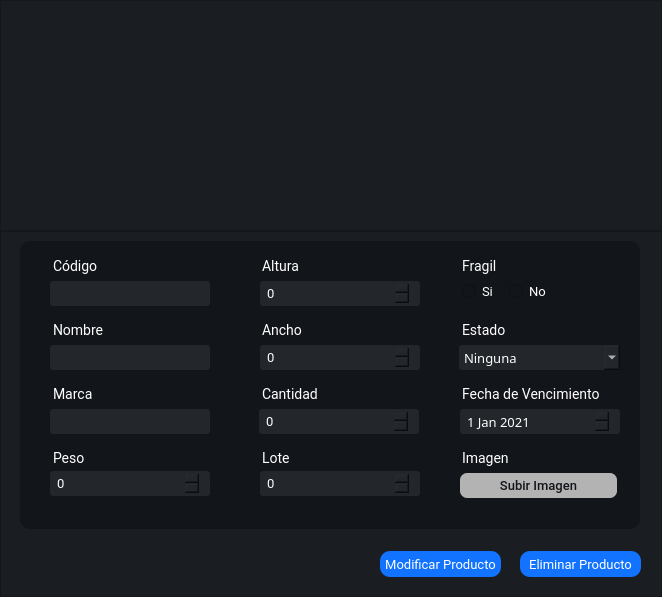
Above: Interfaces/main/bm_producto_ui.ui from juanignaciocansillieri/Proyecto-Final before the change. Below: the same form after it.
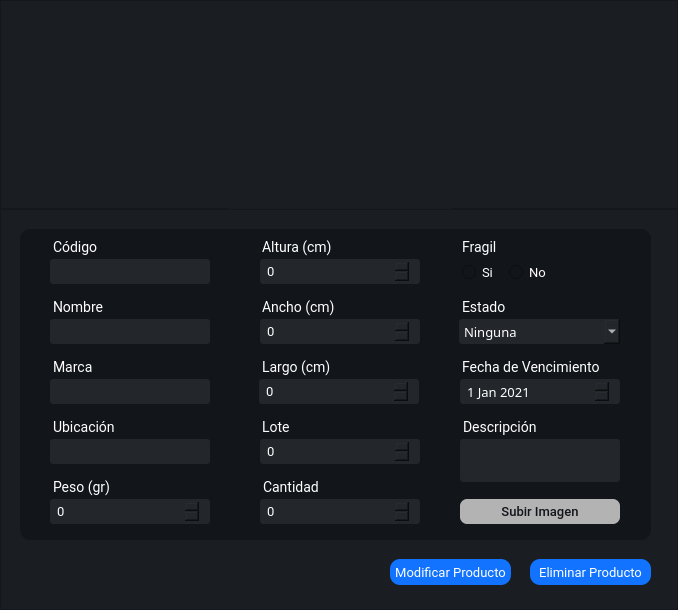
That is the form after the change. Icons and pictures are not drawn.

```diff
--- a/Interfaces/main/bm_producto_ui.ui
+++ b/Interfaces/main/bm_producto_ui.ui
@@ -6,8 +6,8 @@
    <rect>
     <x>0</x>
     <y>0</y>
-    <width>662</width>
-    <height>597</height>
+    <width>678</width>
+    <height>610</height>
    </rect>
   </property>
   <property name="windowTitle">
@@ -41,7 +41,7 @@
       <property name="maximumSize">
        <size>
         <width>16777215</width>
-        <height>231</height>
+        <height>209</height>
        </size>
       </property>
       <property name="styleSheet">
@@ -57,9 +57,9 @@
        <property name="geometry">
         <rect>
          <x>230</x>
-         <y>20</y>
+         <y>30</y>
          <width>221</width>
-         <height>201</height>
+         <height>181</height>
         </rect>
        </property>
        <property name="text">
@@ -102,15 +102,15 @@
        <property name="geometry">
         <rect>
          <x>20</x>
-         <y>10</y>
-         <width>620</width>
-         <height>288</height>
+         <y>20</y>
+         <width>631</width>
+         <height>311</height>
         </rect>
        </property>
        <property name="maximumSize">
         <size>
          <width>16777215</width>
-         <height>314</height>
+         <height>400</height>
         </size>
        </property>
        <property name="styleSheet">
@@ -128,7 +128,7 @@
         <property name="geometry">
          <rect>
           <x>429</x>
-          <y>71</y>
+          <y>60</y>
           <width>57</width>
           <height>27</height>
          </rect>
@@ -162,7 +162,7 @@
         <property name="geometry">
          <rect>
           <x>429</x>
-          <y>7</y>
+          <y>0</y>
           <width>56</width>
           <height>27</height>
          </rect>
@@ -192,45 +192,11 @@
          <string>Fragil</string>
         </property>
        </widget>
-       <widget class="QLabel" name="label_21">
-        <property name="geometry">
-         <rect>
-          <x>429</x>
-          <y>199</y>
-          <width>154</width>
-          <height>27</height>
-         </rect>
-        </property>
-        <property name="maximumSize">
-         <size>
-          <width>154</width>
-          <height>16777215</height>
-         </size>
-        </property>
-        <property name="font">
-         <font>
-          <family>Roboto</family>
-          <pointsize>-1</pointsize>
-         </font>
-        </property>
-        <property name="styleSheet">
-         <string notr="true">font-family: Roboto;
-font-size: 14px;
-color: #fff;
-margin-top:10px;
-margin-left:10px
-
-</string>
-        </property>
-        <property name="text">
-         <string>Imagen</string>
-        </property>
-       </widget>
        <widget class="QLabel" name="label_22">
         <property name="geometry">
          <rect>
           <x>429</x>
-          <y>135</y>
+          <y>120</y>
           <width>158</width>
           <height>27</height>
          </rect>
@@ -264,9 +230,9 @@
         <property name="geometry">
          <rect>
           <x>442</x>
-          <y>22</y>
+          <y>20</y>
           <width>41</width>
-          <height>41</height>
+          <height>31</height>
          </rect>
         </property>
         <property name="styleSheet">
@@ -289,9 +255,9 @@
         <property name="geometry">
          <rect>
           <x>489</x>
-          <y>22</y>
+          <y>20</y>
           <width>41</width>
-          <height>41</height>
+          <height>31</height>
          </rect>
         </property>
         <property name="styleSheet">
@@ -314,7 +280,7 @@
         <property name="geometry">
          <rect>
           <x>439</x>
-          <y>104</y>
+          <y>90</y>
           <width>161</width>
           <height>25</height>
          </rect>
@@ -384,8 +350,8 @@
         <property name="geometry">
          <rect>
           <x>440</x>
-          <y>232</y>
-          <width>157</width>
+          <y>270</y>
+          <width>160</width>
           <height>25</height>
          </rect>
         </property>
@@ -423,7 +389,7 @@
         <property name="geometry">
          <rect>
           <x>430</x>
-          <y>168</y>
+          <y>150</y>
           <width>170</width>
           <height>25</height>
          </rect>
@@ -454,7 +420,7 @@
         <property name="geometry">
          <rect>
           <x>20</x>
-          <y>230</y>
+          <y>270</y>
           <width>170</width>
           <height>25</height>
          </rect>
@@ -476,7 +442,7 @@
         <property name="geometry">
          <rect>
           <x>229</x>
-          <y>168</y>
+          <y>150</y>
           <width>170</width>
           <height>25</height>
          </rect>
@@ -498,7 +464,7 @@
         <property name="geometry">
          <rect>
           <x>230</x>
-          <y>104</y>
+          <y>90</y>
           <width>170</width>
           <height>25</height>
          </rect>
@@ -520,7 +486,7 @@
         <property name="geometry">
          <rect>
           <x>230</x>
-          <y>40</y>
+          <y>30</y>
           <width>170</width>
           <height>25</height>
          </rect>
@@ -542,14 +508,14 @@
         <property name="geometry">
          <rect>
           <x>229</x>
-          <y>71</y>
-          <width>57</width>
+          <y>60</y>
+          <width>90</width>
           <height>27</height>
          </rect>
         </property>
         <property name="maximumSize">
          <size>
-          <width>75</width>
+          <width>90</width>
           <height>16777215</height>
          </size>
         </property>
@@ -569,14 +535,14 @@
 </string>
         </property>
         <property name="text">
-         <string>Ancho</string>
+         <string>Ancho (cm)</string>
         </property>
        </widget>
        <widget class="QLineEdit" name="nombre_input">
         <property name="geometry">
          <rect>
           <x>20</x>
-          <y>104</y>
+          <y>90</y>
           <width>170</width>
           <height>25</height>
          </rect>
@@ -615,7 +581,7 @@
         <property name="geometry">
          <rect>
           <x>20</x>
-          <y>71</y>
+          <y>60</y>
           <width>67</width>
           <height>27</height>
          </rect>
@@ -643,14 +609,14 @@
         <property name="geometry">
          <rect>
           <x>229</x>
-          <y>7</y>
-          <width>56</width>
+          <y>0</y>
+          <width>90</width>
           <height>27</height>
          </rect>
         </property>
         <property name="maximumSize">
          <size>
-          <width>75</width>
+          <width>90</width>
           <height>16777215</height>
          </size>
         </property>
@@ -670,14 +636,14 @@
 </string>
         </property>
         <property name="text">
-         <string>Altura</string>
+         <string>Altura (cm)</string>
         </property>
        </widget>
        <widget class="QLabel" name="label_3">
         <property name="geometry">
          <rect>
           <x>20</x>
-          <y>7</y>
+          <y>0</y>
           <width>62</width>
           <height>27</height>
          </rect>
@@ -705,7 +671,7 @@
         <property name="geometry">
          <rect>
           <x>20</x>
-          <y>40</y>
+          <y>30</y>
           <width>170</width>
           <height>25</height>
          </rect>
@@ -748,7 +714,7 @@
         <property name="geometry">
          <rect>
           <x>229</x>
-          <y>199</y>
+          <y>180</y>
           <width>154</width>
           <height>27</height>
          </rect>
@@ -782,8 +748,8 @@
         <property name="geometry">
          <rect>
           <x>20</x>
-          <y>199</y>
-          <width>51</width>
+          <y>240</y>
+          <width>71</width>
           <height>27</height>
          </rect>
         </property>
@@ -803,14 +769,14 @@
 </string>
         </property>
         <property name="text">
-         <string>Peso </string>
+         <string>Peso (gr)</string>
         </property>
        </widget>
        <widget class="QLineEdit" name="marca_input">
         <property name="geometry">
          <rect>
           <x>20</x>
-          <y>168</y>
+          <y>150</y>
           <width>170</width>
           <height>25</height>
          </rect>
@@ -850,7 +816,7 @@
         <property name="geometry">
          <rect>
           <x>20</x>
-          <y>135</y>
+          <y>120</y>
           <width>57</width>
           <height>27</height>
          </rect>
@@ -878,14 +844,14 @@
         <property name="geometry">
          <rect>
           <x>229</x>
-          <y>135</y>
-          <width>75</width>
+          <y>120</y>
+          <width>90</width>
           <height>27</height>
          </rect>
         </property>
         <property name="maximumSize">
          <size>
-          <width>75</width>
+          <width>90</width>
           <height>16777215</height>
          </size>
         </property>
@@ -905,14 +871,14 @@
 </string>
         </property>
         <property name="text">
-         <string>Cantidad</string>
+         <string>Largo (cm)</string>
         </property>
        </widget>
        <widget class="QSpinBox" name="lote_num">
         <property name="geometry">
          <rect>
           <x>230</x>
-          <y>230</y>
+          <y>210</y>
           <width>170</width>
           <height>25</height>
          </rect>
@@ -930,12 +896,186 @@
 </string>
         </property>
        </widget>
+       <widget class="QLabel" name="label_11">
+        <property name="geometry">
+         <rect>
+          <x>230</x>
+          <y>240</y>
+          <width>75</width>
+          <height>27</height>
+         </rect>
+        </property>
+        <property name="maximumSize">
+         <size>
+          <width>75</width>
+          <height>16777215</height>
+         </size>
+        </property>
+        <property name="font">
+         <font>
+          <family>Roboto</family>
+          <pointsize>-1</pointsize>
+         </font>
+        </property>
+        <property name="styleSheet">
+         <string notr="true">font-family: Roboto;
+font-size: 14px;
+color: #fff;
+margin-top:10px;
+margin-left:10px
+
+</string>
+        </property>
+        <property name="text">
+         <string>Cantidad</string>
+        </property>
+       </widget>
+       <widget class="QSpinBox" name="cantidad_num_2">
+        <property name="geometry">
+         <rect>
+          <x>230</x>
+          <y>270</y>
+          <width>170</width>
+          <height>25</height>
+         </rect>
+        </property>
+        <property name="styleSheet">
+         <string notr="true">background-color: #23262b;
+border-radius: 3px;
+padding: 4 5px;
+color: #fff;
+font-family:Roboto;
+border: none;
+font-size:13px;
+font-weight: 400;
+margin-left: 10px;
+</string>
+        </property>
+       </widget>
+       <widget class="QTextEdit" name="descripcion_input">
+        <property name="geometry">
+         <rect>
+          <x>430</x>
+          <y>210</y>
+          <width>170</width>
+          <height>43</height>
+         </rect>
+        </property>
+        <property name="styleSheet">
+         <string notr="true">
+background-color: #23262b;
+border-radius: 3px;
+padding: 4 5px;
+color: #fff;
+font-family:Roboto;
+border: none;
+font-size:13px;
+font-weight: 400;
+margin-left: 10px</string>
+        </property>
+       </widget>
+       <widget class="QLabel" name="label_12">
+        <property name="geometry">
+         <rect>
+          <x>430</x>
+          <y>180</y>
+          <width>99</width>
+          <height>27</height>
+         </rect>
+        </property>
+        <property name="font">
+         <font>
+          <family>Roboto</family>
+          <pointsize>-1</pointsize>
+         </font>
+        </property>
+        <property name="styleSheet">
+         <string notr="true">font-family: Roboto;
+font-size: 14px;
+color: #fff;
+margin-top:10px;
+margin-left:10px
+
+</string>
+        </property>
+        <property name="text">
+         <string>Descripción</string>
+        </property>
+       </widget>
+       <widget class="QLineEdit" name="ubicacion_input">
+        <property name="geometry">
+         <rect>
+          <x>20</x>
+          <y>210</y>
+          <width>170</width>
+          <height>25</height>
+         </rect>
+        </property>
+        <property name="minimumSize">
+         <size>
+          <width>0</width>
+          <height>0</height>
+         </size>
+        </property>
+        <property name="maximumSize">
+         <size>
+          <width>16777215</width>
+          <height>25</height>
+         </size>
+        </property>
+        <property name="styleSheet">
+         <string notr="true">QLineEdit{
+background-color: #23262b;
+border-radius: 3px;
+padding: 4 5px;
+color: #fff;
+font-family:Roboto;
+border: none;
+font-size:13px;
+font-weight: 400;
+margin-left: 10px;
+
+}
+</string>
+        </property>
+        <property name="placeholderText">
+         <string/>
+        </property>
+       </widget>
+       <widget class="QLabel" name="label_13">
+        <property name="geometry">
+         <rect>
+          <x>20</x>
+          <y>180</y>
+          <width>84</width>
+          <height>27</height>
+         </rect>
+        </property>
+        <property name="font">
+         <font>
+          <family>Roboto</family>
+          <pointsize>-1</pointsize>
+         </font>
+        </property>
+        <property name="styleSheet">
+         <string notr="true">font-family: Roboto;
+font-size: 14px;
+color: #fff;
+margin-top:10px;
+margin-left:10px
+
+</string>
+        </property>
+        <property name="text">
+         <string>Ubicación</string>
+        </property>
+       </widget>
       </widget>
       <widget class="QPushButton" name="crearprod_btn">
        <property name="geometry">
         <rect>
-         <x>380</x>
-         <y>320</y>
+         <x>390</x>
+         <y>350</y>
          <width>121</width>
          <height>26</height>
         </rect>
@@ -969,8 +1109,8 @@
       <widget class="QPushButton" name="crearprod_btn_2">
        <property name="geometry">
         <rect>
-         <x>520</x>
-         <y>320</y>
+         <x>530</x>
+         <y>350</y>
          <width>121</width>
          <height>26</height>
         </rect>
```
Left out of the diff: 20 changed lines with no effect on the pictures.
